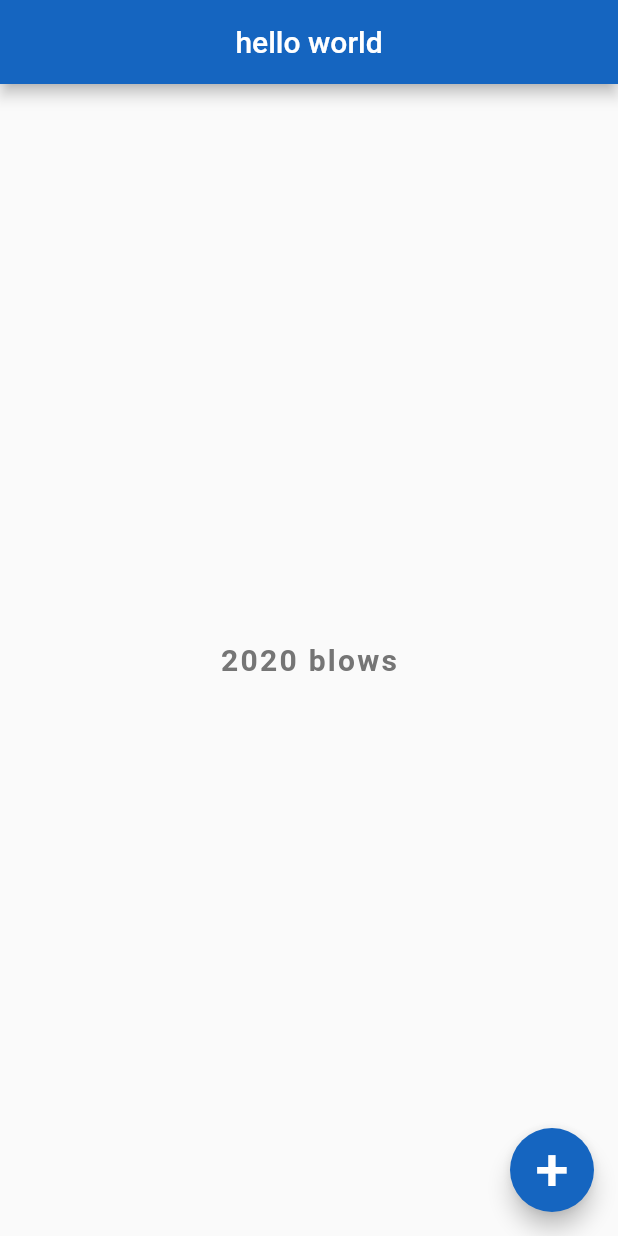
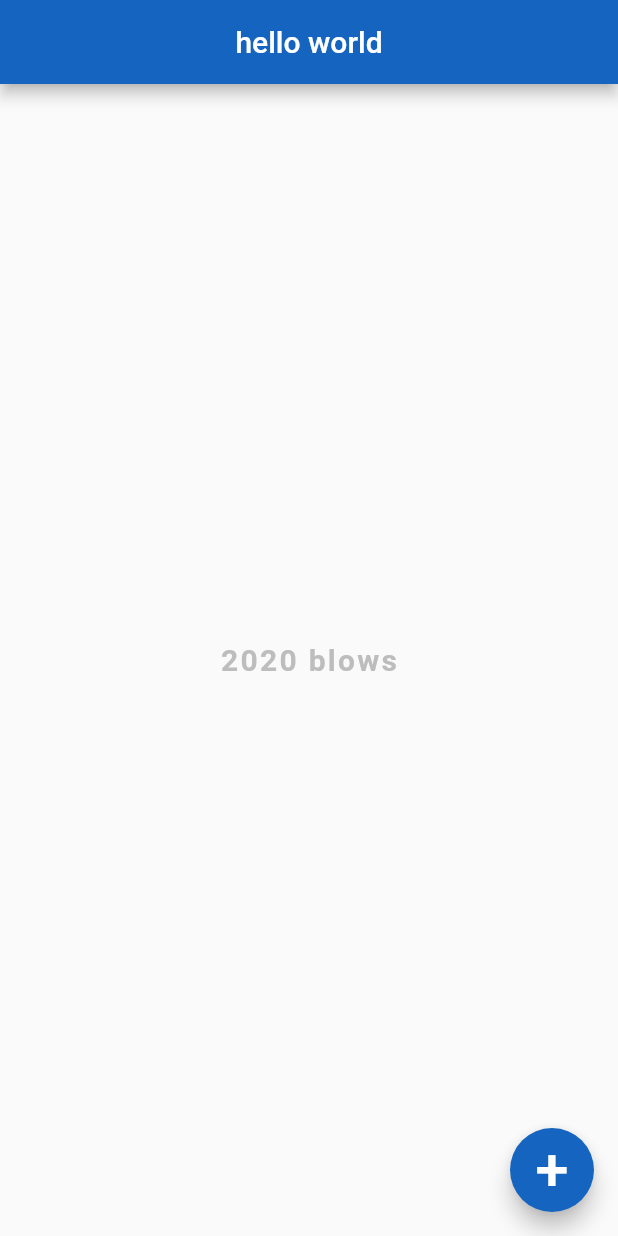
Before and after one commit to OwenWest/FlutterTutorial, a Flutter app: the screen it shows after launch, on a phone screen of 412 x 824 dp. Run offline on Flutter 3.47's test engine with Material 2 defaults, Android fonts, the phone set to English and light mode, and no system bars.

Commit message:
Testing this out

```diff
--- a/lib/main.dart
+++ b/lib/main.dart
@@ -22,7 +22,7 @@ class Home extends StatelessWidget {
               fontSize: 20.0,
               fontWeight: FontWeight.bold,
               letterSpacing: 1.5,
-              color: Colors.grey[600],
+              color: Colors.grey[400],
             )
         ),
       ),
```
